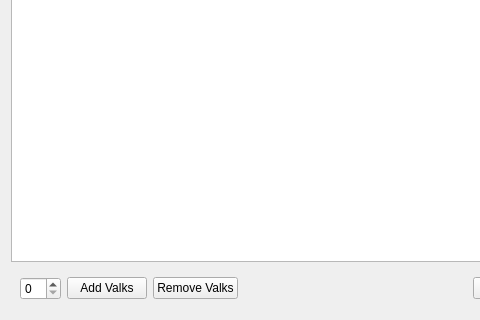
First picture: the form in Forms/dlg_Manage_Valks.ui, repository Graveflo/BDO_Enhancement_Tool, before the edit; both pictures show x 0 to 480 and y 152 to 472 of the 573 by 472 pixel window.
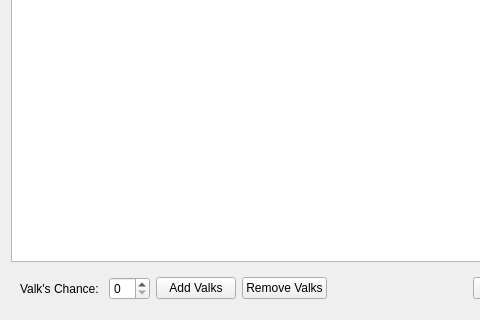
Second picture: the form after the edit.

The edit to the form file:
```diff
--- a/Forms/dlg_Manage_Valks.ui
+++ b/Forms/dlg_Manage_Valks.ui
@@ -40,6 +40,13 @@
    <item>
     <widget class="QWidget" name="widget" native="true">
      <layout class="QHBoxLayout" name="horizontalLayout">
+      <item>
+       <widget class="QLabel" name="lblValksChance">
+        <property name="text">
+         <string>Valk's Chance: </string>
+        </property>
+       </widget>
+      </item>
       <item>
        <widget class="QSpinBox" name="spinFS"/>
       </item>
```
